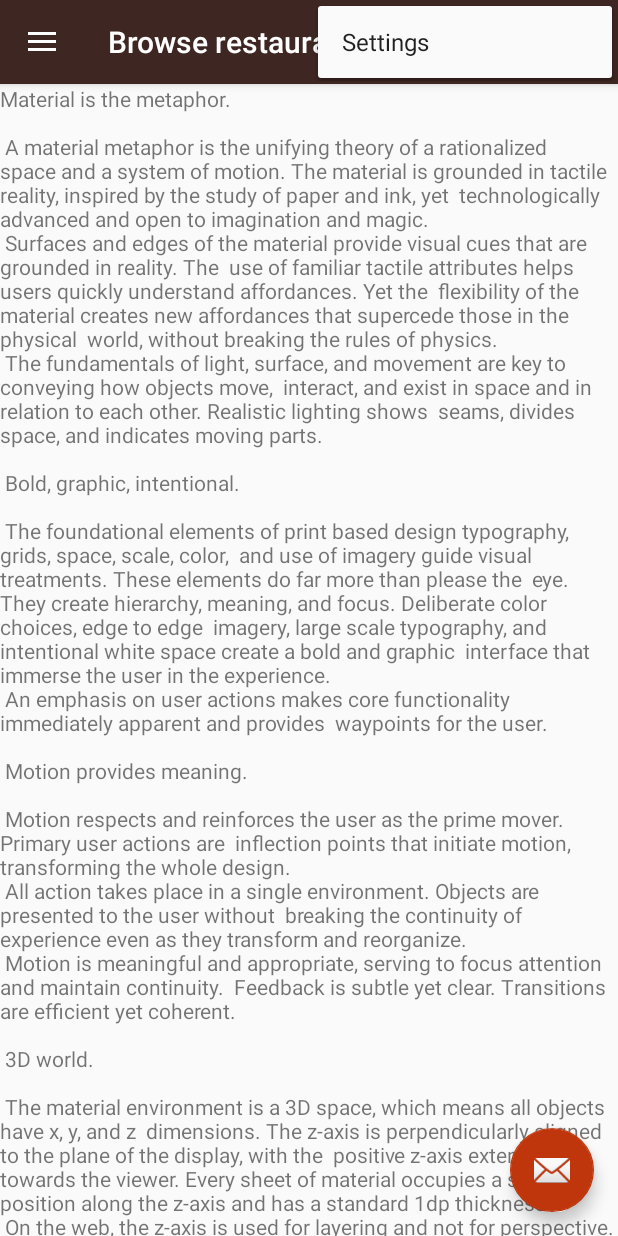
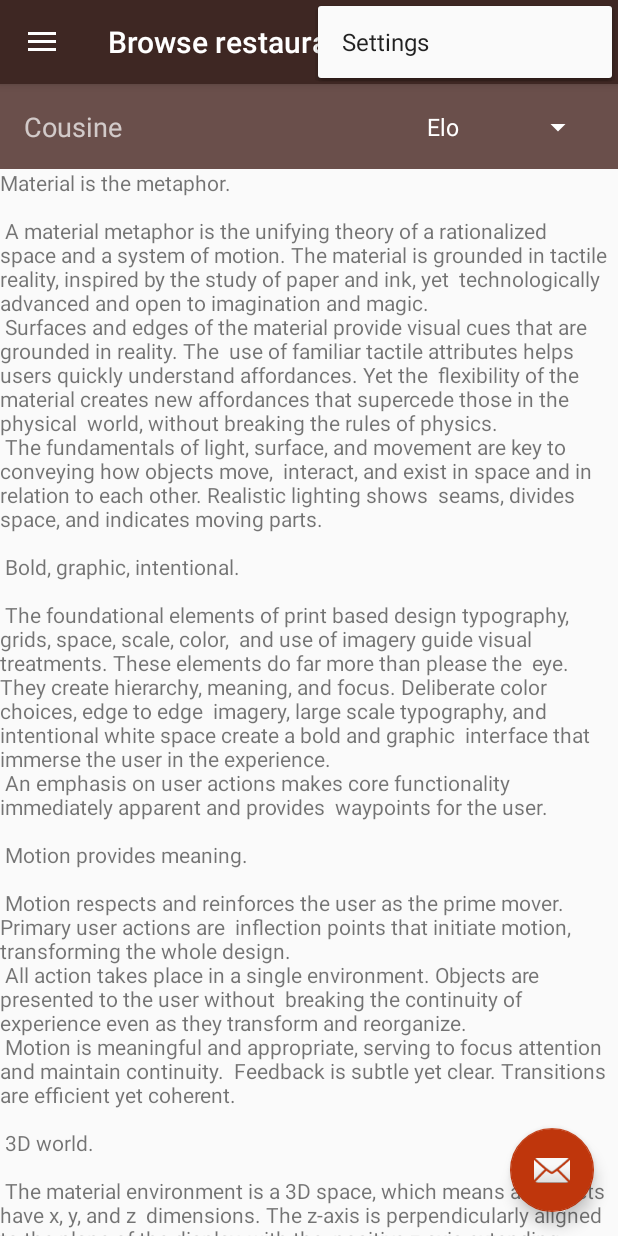
Before and after one commit to KMielnik/ZaklepToCustomerClient, an Android app: the BrowseActivity screen opened directly, with no data from a screen before it, with the options menu open, on a phone screen of 412 x 824 dp. Run offline under Robolectric (Android 15) with nearby library versions, the phone set to English and light mode, and no system bars.

Commit message:
Created sliding filter from top of the screen

```diff
--- a/app/src/main/java/to/zaklep/zakleptocustomerclient/BrowseActivity.kt
+++ b/app/src/main/java/to/zaklep/zakleptocustomerclient/BrowseActivity.kt
@@ -1,17 +1,24 @@
 package to.zaklep.zakleptocustomerclient
 
+import android.content.Context
 import android.os.Bundle
 import android.support.design.widget.Snackbar
 import android.support.design.widget.NavigationView
+import android.support.graphics.drawable.AnimationUtilsCompat
+import android.support.v4.view.GestureDetectorCompat
 import android.support.v4.view.GravityCompat
 import android.support.v7.app.ActionBarDrawerToggle
 import android.support.v7.app.AppCompatActivity
-import android.view.Menu
-import android.view.MenuItem
+import android.view.*
+import android.view.animation.AnimationUtils
+import android.widget.LinearLayout
 import kotlinx.android.synthetic.main.activity_browse.*
 import kotlinx.android.synthetic.main.app_bar_browse.*
+import kotlinx.android.synthetic.main.content_browse.*
 
 class BrowseActivity : AppCompatActivity(), NavigationView.OnNavigationItemSelectedListener {
+
+    var isHiddenPanelShown: Boolean = true
 
     override fun onCreate(savedInstanceState: Bundle?) {
         super.onCreate(savedInstanceState)
@@ -29,6 +36,39 @@ class BrowseActivity : AppCompatActivity(), NavigationView.OnNavigationItemSelec
         toggle.syncState()
 
         nav_view.setNavigationItemSelectedListener(this)
+    }
+
+    var downY: Float = 0.0f
+    var startClickTime: Long = 0
+    override fun dispatchTouchEvent(ev: MotionEvent?): Boolean {
+
+        if (ev?.action == MotionEvent.ACTION_DOWN) {
+            downY = ev.y
+            startClickTime = System.currentTimeMillis()
+        } else if (ev?.action == MotionEvent.ACTION_UP) {
+            if (System.currentTimeMillis() - startClickTime > ViewConfiguration.getTapTimeout() / 2)
+                if (ev.y > downY - 10) {
+                    if (!isHiddenPanelShown) {
+                        var slideDown = AnimationUtils.loadAnimation(this, R.anim.abc_slide_in_top)
+                        hidden_panel.startAnimation(slideDown)
+                        hidden_panel.visibility = View.VISIBLE
+                        placeForFilter.startAnimation(slideDown)
+                        placeForFilter.visibility = View.VISIBLE
+                        isHiddenPanelShown = true
+                    }
+                } else {
+                    if (isHiddenPanelShown) {
+                        var slideUp = AnimationUtils.loadAnimation(this, R.anim.abc_slide_out_top)
+                        hidden_panel.startAnimation(slideUp)
+                        hidden_panel.visibility = View.GONE
+                        placeForFilter.startAnimation(slideUp)
+                        placeForFilter.visibility = View.GONE
+                        isHiddenPanelShown = false
+                    }
+                }
+        }
+
+        return super.dispatchTouchEvent(ev)
     }
 
     override fun onBackPressed() {
--- a/app/src/main/res/layout/app_bar_browse.xml
+++ b/app/src/main/res/layout/app_bar_browse.xml
@@ -16,11 +16,55 @@
             android:layout_width="match_parent"
             android:layout_height="?attr/actionBarSize"
             android:background="?attr/colorPrimary"
+            android:elevation="4dp"
             app:popupTheme="@style/AppTheme.PopupOverlay" />
 
     </android.support.design.widget.AppBarLayout>
 
     <include layout="@layout/content_browse" />
+
+    <LinearLayout
+        android:id="@+id/hidden_panel"
+        android:layout_width="match_parent"
+        android:layout_height="wrap_content"
+        android:background="@color/primaryLightColor"
+        android:orientation="vertical"
+        android:layout_marginTop="?attr/actionBarSize"
+        android:padding="8dp">
+
+        <android.support.constraint.ConstraintLayout
+            android:layout_width="match_parent"
+            android:layout_height="wrap_content"
+            android:minHeight="0dp">
+
+            <TextView
+                android:id="@+id/textView3"
+                android:layout_width="wrap_content"
+                android:layout_height="wrap_content"
+                android:layout_marginBottom="8dp"
+                android:layout_marginStart="8dp"
+                android:layout_marginTop="8dp"
+                android:text="@string/cousine"
+                android:textAppearance="@style/TextAppearance.AppCompat.Medium.Inverse"
+                app:layout_constraintBottom_toBottomOf="parent"
+                app:layout_constraintStart_toStartOf="parent"
+                app:layout_constraintTop_toTopOf="parent" />
+
+            <Spinner
+                android:id="@+id/spinner2"
+                android:layout_width="wrap_content"
+                android:layout_height="wrap_content"
+                android:layout_marginBottom="8dp"
+                android:layout_marginEnd="8dp"
+                android:layout_marginTop="8dp"
+                android:entries="@array/SpinnerTest"
+                android:popupTheme="@style/ThemeOverlay.AppCompat"
+                android:theme="@style/ThemeOverlay.AppCompat.Dark.ActionBar"
+                app:layout_constraintBottom_toBottomOf="parent"
+                app:layout_constraintEnd_toEndOf="parent"
+                app:layout_constraintTop_toTopOf="parent" />
+        </android.support.constraint.ConstraintLayout>
+    </LinearLayout>
 
     <android.support.design.widget.FloatingActionButton
         android:id="@+id/fab"
--- a/app/src/main/res/layout/content_browse.xml
+++ b/app/src/main/res/layout/content_browse.xml
@@ -1,23 +1,32 @@
 <?xml version="1.0" encoding="utf-8"?>
-<android.support.constraint.ConstraintLayout xmlns:android="http://schemas.android.com/apk/res/android"
+<ScrollView xmlns:android="http://schemas.android.com/apk/res/android"
     xmlns:app="http://schemas.android.com/apk/res-auto"
     xmlns:tools="http://schemas.android.com/tools"
     android:layout_width="match_parent"
-    android:layout_height="match_parent"
+    android:layout_height="wrap_content"
     app:layout_behavior="@string/appbar_scrolling_view_behavior"
     tools:context=".BrowseActivity"
     tools:showIn="@layout/app_bar_browse">
 
-    <Button
-        android:id="@+id/elo"
-        android:layout_width="50dp"
-        android:layout_height="50dp"
-        android:visibility="gone"
-        app:layout_collapseMode="pin" />
 
-    <TextView
-        android:layout_width="wrap_content"
-        android:layout_height="wrap_content"
-        android:text="@string/large_text" />
+    <android.support.constraint.ConstraintLayout
+        android:layout_width="match_parent"
+        android:layout_height="wrap_content">
 
-</android.support.constraint.ConstraintLayout>
+        <Space
+            android:id="@+id/placeForFilter"
+            android:layout_width="0dp"
+            android:layout_height="?attr/actionBarSize"
+            android:visibility="visible"
+            app:layout_constraintEnd_toEndOf="parent"
+            app:layout_constraintStart_toStartOf="parent"
+            app:layout_constraintTop_toTopOf="parent" />
+
+        <TextView
+            android:id="@+id/textView5"
+            android:layout_width="wrap_content"
+            android:layout_height="wrap_content"
+            android:text="@string/large_text"
+            app:layout_constraintTop_toBottomOf="@+id/placeForFilter" />
+    </android.support.constraint.ConstraintLayout>
+</ScrollView>
```
